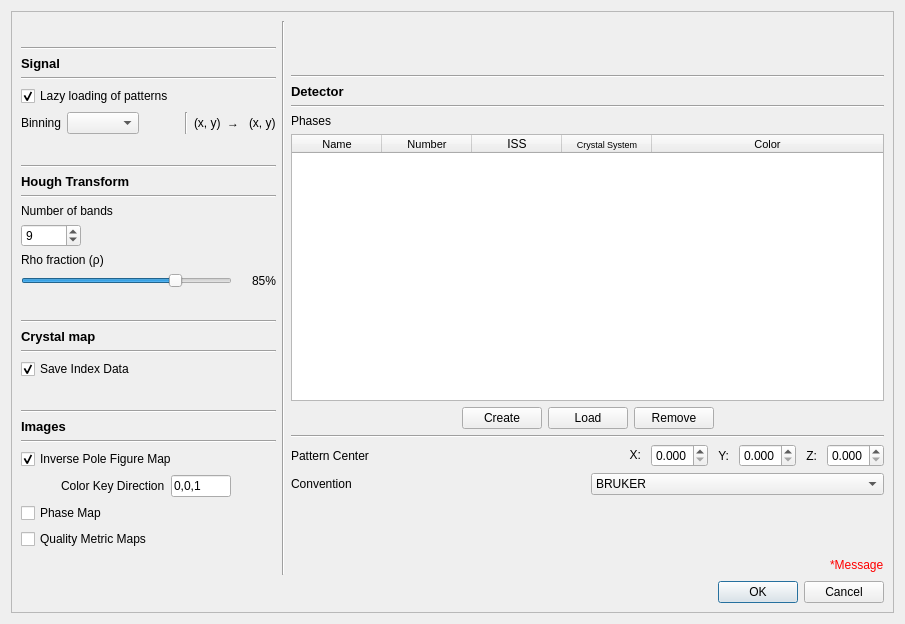
The window that ui/hi_setup.ui (EBSP-Indexer/EBSP-Indexer) describes before a commit, drawn with Qt 5.
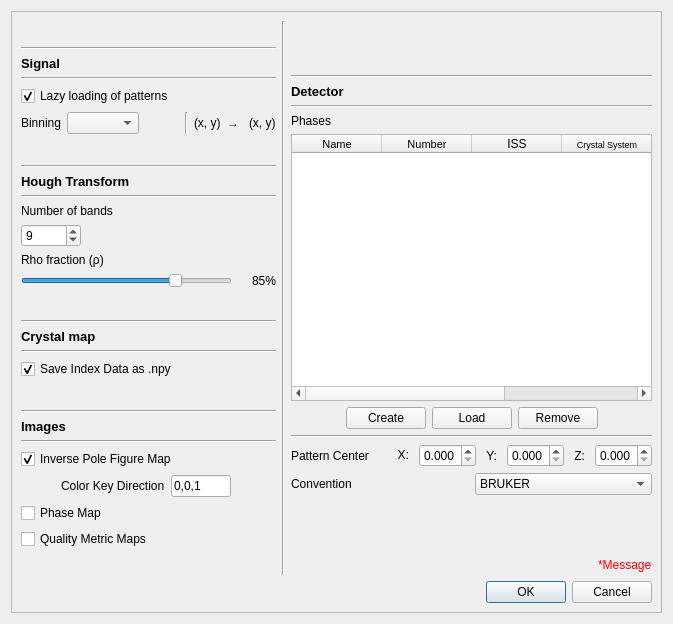
The same window after the commit.

Commit message: Update UI of hi_setup with new variable name

What changed in the file:
```diff
--- a/ui/hi_setup.ui
+++ b/ui/hi_setup.ui
@@ -6,7 +6,7 @@
    <rect>
     <x>0</x>
     <y>0</y>
-    <width>905</width>
+    <width>673</width>
     <height>624</height>
    </rect>
   </property>
@@ -344,7 +344,7 @@
              <string>&lt;html&gt;&lt;head/&gt;&lt;body&gt;&lt;p&gt;Whether to save the index data array as *.npy in addition to the resulting crystal map, can be used to refine orientations later&lt;/p&gt;&lt;/body&gt;&lt;/html&gt;</string>
             </property>
             <property name="text">
-             <string>Save Index Data</string>
+             <string>Save Index Data as .npy</string>
             </property>
             <property name="checked">
              <bool>true</bool>
```
Left out of the diff: 2 changed lines with no effect on the pictures. The commit also changes 1 other file.
